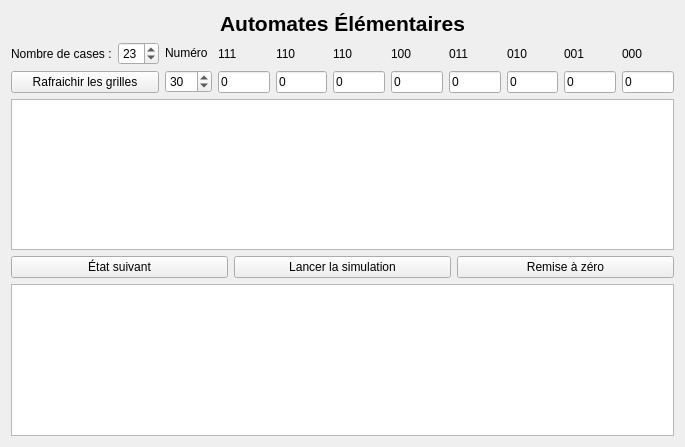
Qt form src/ui/elementaireview.ui (danousna/autocell) before a commit.
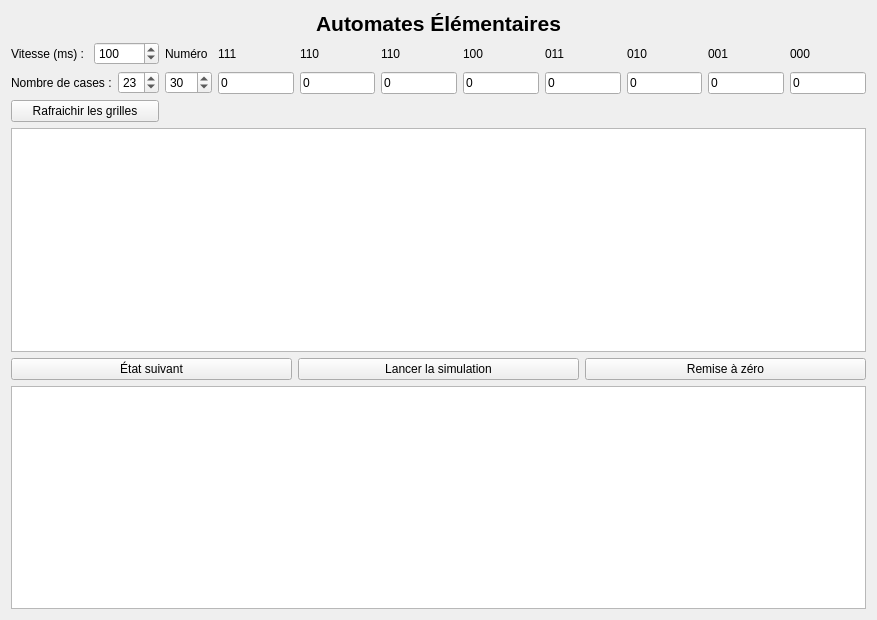
The same form after that commit.

Commit message: Ajout Speed

The edit to the form file:
```diff
--- a/src/ui/elementaireview.ui
+++ b/src/ui/elementaireview.ui
@@ -6,8 +6,8 @@
    <rect>
     <x>0</x>
     <y>0</y>
-    <width>685</width>
-    <height>447</height>
+    <width>877</width>
+    <height>620</height>
    </rect>
   </property>
   <property name="windowTitle">
@@ -33,7 +33,75 @@
    </item>
    <item>
     <layout class="QGridLayout" name="gridLayout">
-     <item row="4" column="1">
+     <item row="0" column="0">
+      <layout class="QVBoxLayout" name="verticalLayout_11">
+       <item>
+        <layout class="QHBoxLayout" name="horizontalLayout_5">
+         <item>
+          <widget class="QLabel" name="label_2">
+           <property name="text">
+            <string>Vitesse (ms) : </string>
+           </property>
+          </widget>
+         </item>
+         <item>
+          <widget class="QSpinBox" name="inputSpeed">
+           <property name="minimum">
+            <number>50</number>
+           </property>
+           <property name="maximum">
+            <number>1000</number>
+           </property>
+           <property name="singleStep">
+            <number>50</number>
+           </property>
+           <property name="value">
+            <number>100</number>
+           </property>
+          </widget>
+         </item>
+        </layout>
+       </item>
+       <item>
+        <layout class="QHBoxLayout" name="horizontalLayout_4">
+         <item>
+          <widget class="QLabel" name="label">
+           <property name="text">
+            <string>Nombre de cases :</string>
+           </property>
+          </widget>
+         </item>
+         <item>
+          <widget class="QSpinBox" name="inputTaille">
+           <property name="minimum">
+            <number>1</number>
+           </property>
+           <property name="maximum">
+            <number>50</number>
+           </property>
+           <property name="value">
+            <number>23</number>
+           </property>
+          </widget>
+         </item>
+        </layout>
+       </item>
+      </layout>
+     </item>
+     <item row="5" column="0">
+      <widget class="QPushButton" name="btnRefreshTaille">
+       <property name="enabled">
+        <bool>true</bool>
+       </property>
+       <property name="styleSheet">
+        <string notr="true"/>
+       </property>
+       <property name="text">
+        <string>Rafraichir les grilles</string>
+       </property>
+      </widget>
+     </item>
+     <item row="0" column="1">
       <layout class="QHBoxLayout" name="regleForm">
        <item>
         <layout class="QVBoxLayout" name="verticalLayout">
@@ -226,47 +294,6 @@
        </item>
       </layout>
      </item>
-     <item row="4" column="0">
-      <layout class="QVBoxLayout" name="verticalLayout_11">
-       <item>
-        <layout class="QHBoxLayout" name="horizontalLayout_4">
-         <item>
-          <widget class="QLabel" name="label">
-           <property name="text">
-            <string>Nombre de cases :</string>
-           </property>
-          </widget>
-         </item>
-         <item>
-          <widget class="QSpinBox" name="inputTaille">
-           <property name="minimum">
-            <number>1</number>
-           </property>
-           <property name="maximum">
-            <number>50</number>
-           </property>
-           <property name="value">
-            <number>23</number>
-           </property>
-          </widget>
-         </item>
-        </layout>
-       </item>
-       <item>
-        <widget class="QPushButton" name="btnRefreshTaille">
-         <property name="enabled">
-          <bool>true</bool>
-         </property>
-         <property name="styleSheet">
-          <string notr="true"/>
-         </property>
-         <property name="text">
-          <string>Rafraichir les grilles</string>
-         </property>
-        </widget>
-       </item>
-      </layout>
-     </item>
     </layout>
    </item>
    <item>
```
The commit also changes 2 other files.
